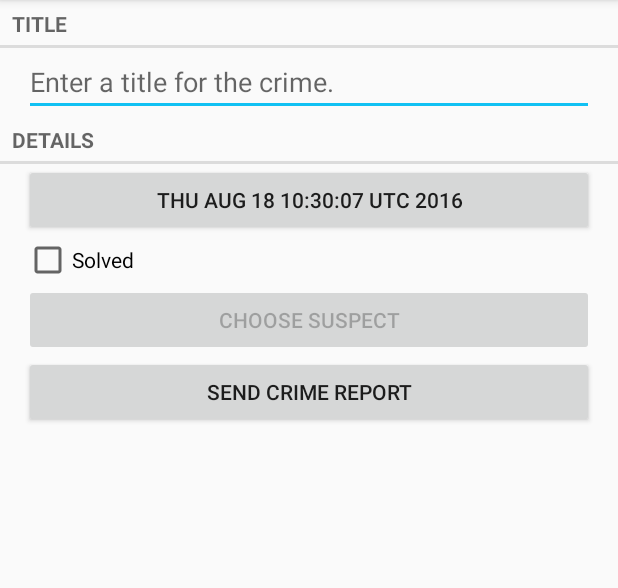
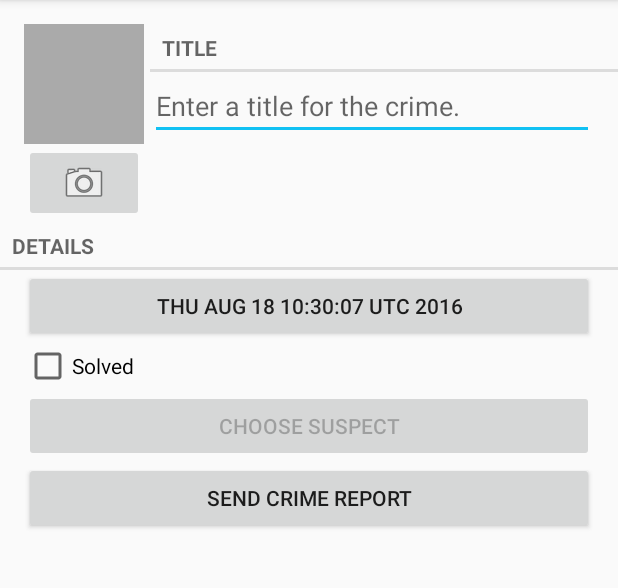
Before and after one commit to happylrd/android-learner, an Android app: the CrimeFragment screen opened directly, with no data from a screen before it, on a phone screen of 412 x 824 dp, the part 84-672 px from its top. Run offline under Robolectric (Android 15) with nearby library versions, the phone set to English and light mode, and no system bars.

Commit message:
Add camera function

```diff
--- a/CriminalIntent/app/src/main/java/com/happylrd/criminalintent/Crime.java
+++ b/CriminalIntent/app/src/main/java/com/happylrd/criminalintent/Crime.java
@@ -54,4 +54,8 @@ public class Crime {
     public void setSuspect(String suspect) {
         mSuspect = suspect;
     }
+
+    public String getPhotoFilename() {
+        return "IMG_" + getId().toString() + ".jpg";
+    }
 }
--- a/CriminalIntent/app/src/main/java/com/happylrd/criminalintent/CrimeFragment.java
+++ b/CriminalIntent/app/src/main/java/com/happylrd/criminalintent/CrimeFragment.java
@@ -4,9 +4,11 @@ import android.app.Activity;
 import android.content.Intent;
 import android.content.pm.PackageManager;
 import android.database.Cursor;
+import android.graphics.Bitmap;
 import android.net.Uri;
 import android.os.Bundle;
 import android.provider.ContactsContract;
+import android.provider.MediaStore;
 import android.support.v4.app.Fragment;
 import android.support.v4.app.FragmentManager;
 import android.text.Editable;
@@ -19,7 +21,10 @@ import android.widget.Button;
 import android.widget.CheckBox;
 import android.widget.CompoundButton;
 import android.widget.EditText;
+import android.widget.ImageButton;
+import android.widget.ImageView;
 
+import java.io.File;
 import java.util.Date;
 import java.util.UUID;
 
@@ -30,13 +35,17 @@ public class CrimeFragment extends Fragment {
 
     private static final int REQUEST_DATE = 0;
     private static final int REQUEST_CONTACT = 1;
+    private static final int REQUEST_PHOTO = 2;
 
     private Crime mCrime;
+    private File mPhotoFile;
     private EditText mTitleField;
     private Button mDateButton;
     private CheckBox mSolvedCheckBox;
     private Button mSuspectButton;
     private Button mReportButton;
+    private ImageButton mPhotoButton;
+    private ImageView mPhotoView;
 
     public static CrimeFragment newInstance(UUID crimeId) {
         Bundle args = new Bundle();
@@ -53,6 +62,7 @@ public class CrimeFragment extends Fragment {
 
         UUID crimeId = (UUID) getArguments().getSerializable(ARG_CRIME_ID);
         mCrime = CrimeLab.get(getActivity()).getCrime(crimeId);
+        mPhotoFile = CrimeLab.get(getActivity()).getPhotoFile(mCrime);
     }
 
     @Override
@@ -142,6 +152,27 @@ public class CrimeFragment extends Fragment {
             mSuspectButton.setEnabled(false);
         }
 
+        mPhotoButton = (ImageButton) v.findViewById(R.id.crime_camera);
+        final Intent captureImage = new Intent(MediaStore.ACTION_IMAGE_CAPTURE);
+        boolean canTakePhoto = mPhotoFile != null &&
+                captureImage.resolveActivity(packageManager) != null;
+        mPhotoButton.setEnabled(canTakePhoto);
+
+        if (canTakePhoto) {
+            Uri uri = Uri.fromFile(mPhotoFile);
+            captureImage.putExtra(MediaStore.EXTRA_OUTPUT, uri);
+        }
+
+        mPhotoButton.setOnClickListener(new View.OnClickListener() {
+            @Override
+            public void onClick(View v) {
+                startActivityForResult(captureImage, REQUEST_PHOTO);
+            }
+        });
+
+        mPhotoView = (ImageView) v.findViewById(R.id.crime_photo);
+        updatePhotoView();
+
         return v;
     }
 
@@ -177,6 +208,8 @@ public class CrimeFragment extends Fragment {
             } finally {
                 c.close();
             }
+        } else if (requestCode == REQUEST_PHOTO) {
+            updatePhotoView();
         }
     }
 
@@ -207,4 +240,14 @@ public class CrimeFragment extends Fragment {
 
         return report;
     }
+
+    private void updatePhotoView() {
+        if (mPhotoFile == null || !mPhotoFile.exists()) {
+            mPhotoView.setImageDrawable(null);
+        } else {
+            Bitmap bitmap = PictureUtils.getScaledBitmap(
+                    mPhotoFile.getPath(), getActivity());
+            mPhotoView.setImageBitmap(bitmap);
+        }
+    }
 }
--- a/CriminalIntent/app/src/main/java/com/happylrd/criminalintent/CrimeLab.java
+++ b/CriminalIntent/app/src/main/java/com/happylrd/criminalintent/CrimeLab.java
@@ -4,11 +4,13 @@ import android.content.ContentValues;
 import android.content.Context;
 import android.database.Cursor;
 import android.database.sqlite.SQLiteDatabase;
+import android.os.Environment;
 
 import com.happylrd.criminalintent.database.CrimeBaseHelper;
 import com.happylrd.criminalintent.database.CrimeCursorWrapper;
 import com.happylrd.criminalintent.database.CrimeDbSchema.CrimeTable;
 
+import java.io.File;
 import java.util.ArrayList;
 import java.util.List;
 import java.util.UUID;
@@ -75,6 +77,17 @@ public class CrimeLab {
         }
     }
 
+    public File getPhotoFile(Crime crime) {
+        File externalFilesDir = mContext
+                .getExternalFilesDir(Environment.DIRECTORY_PICTURES);
+
+        if (externalFilesDir == null) {
+            return null;
+        }
+
+        return new File(externalFilesDir, crime.getPhotoFilename());
+    }
+
     public void updateCrime(Crime crime) {
         String uuidString = crime.getId().toString();
         ContentValues values = getContentValues(crime);
--- a/CriminalIntent/app/src/main/res/layout-land/fragment_crime.xml
+++ b/CriminalIntent/app/src/main/res/layout-land/fragment_crime.xml
@@ -4,19 +4,7 @@
     android:layout_height="match_parent"
     android:orientation="vertical">
 
-    <TextView
-        style="?android:listSeparatorTextViewStyle"
-        android:layout_width="match_parent"
-        android:layout_height="wrap_content"
-        android:text="@string/crime_title_label" />
-
-    <EditText
-        android:id="@+id/crime_title"
-        android:layout_width="match_parent"
-        android:layout_height="wrap_content"
-        android:layout_marginLeft="16dp"
-        android:layout_marginRight="16dp"
-        android:hint="@string/crime_title_hint" />
+    <include layout="@layout/view_camera_and_title"></include>
 
     <TextView
         style="?android:listSeparatorTextViewStyle"
--- a/CriminalIntent/app/src/main/res/layout/fragment_crime.xml
+++ b/CriminalIntent/app/src/main/res/layout/fragment_crime.xml
@@ -4,19 +4,7 @@
     android:layout_height="match_parent"
     android:orientation="vertical">
 
-    <TextView
-        style="?android:listSeparatorTextViewStyle"
-        android:layout_width="match_parent"
-        android:layout_height="wrap_content"
-        android:text="@string/crime_title_label" />
-
-    <EditText
-        android:id="@+id/crime_title"
-        android:layout_width="match_parent"
-        android:layout_height="wrap_content"
-        android:layout_marginLeft="16dp"
-        android:layout_marginRight="16dp"
-        android:hint="@string/crime_title_hint" />
+    <include layout="@layout/view_camera_and_title"></include>
 
     <TextView
         style="?android:listSeparatorTextViewStyle"
--- /dev/null
+++ b/CriminalIntent/app/src/main/res/layout/view_camera_and_title.xml
@@ -0,0 +1,49 @@
+<?xml version="1.0" encoding="utf-8"?>
+<LinearLayout xmlns:android="http://schemas.android.com/apk/res/android"
+    android:layout_width="match_parent"
+    android:layout_height="wrap_content"
+    android:layout_marginLeft="16dp"
+    android:layout_marginTop="16dp">
+
+    <LinearLayout
+        android:layout_width="wrap_content"
+        android:layout_height="wrap_content"
+        android:layout_marginRight="4dp"
+        android:orientation="vertical">
+
+        <ImageView
+            android:id="@+id/crime_photo"
+            android:layout_width="80dp"
+            android:layout_height="80dp"
+            android:background="@android:color/darker_gray"
+            android:cropToPadding="true"
+            android:scaleType="centerInside" />
+
+        <ImageButton
+            android:id="@+id/crime_camera"
+            android:layout_width="match_parent"
+            android:layout_height="wrap_content"
+            android:src="@android:drawable/ic_menu_camera" />
+    </LinearLayout>
+
+    <LinearLayout
+        android:layout_width="wrap_content"
+        android:layout_height="wrap_content"
+        android:layout_weight="1"
+        android:orientation="vertical">
+
+        <TextView
+            style="?android:listSeparatorTextViewStyle"
+            android:layout_width="match_parent"
+            android:layout_height="wrap_content"
+            android:text="@string/crime_title_label" />
+
+        <EditText
+            android:id="@+id/crime_title"
+            android:layout_width="match_parent"
+            android:layout_height="wrap_content"
+            android:layout_marginRight="16dp"
+            android:hint="@string/crime_title_hint" />
+    </LinearLayout>
+
+</LinearLayout>
```
Also changed, not shown: CriminalIntent/app/src/main/AndroidManifest.xml (+10 -3 lines), CriminalIntent/app/src/main/java/com/happylrd/criminalintent/PictureUtils.java (added, +39 -0 lines).
